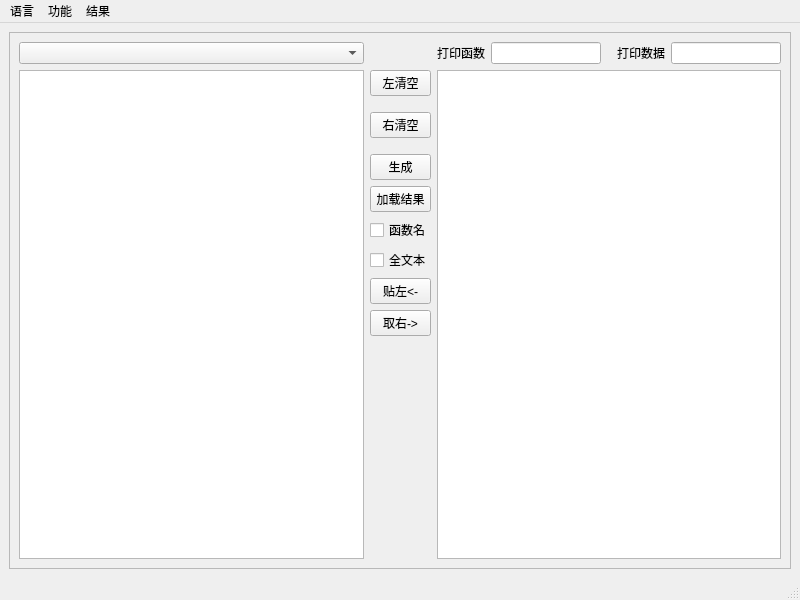
Qt form auto_c_code/codesophia.ui (yjduoduo/auto_c_code) before a commit.
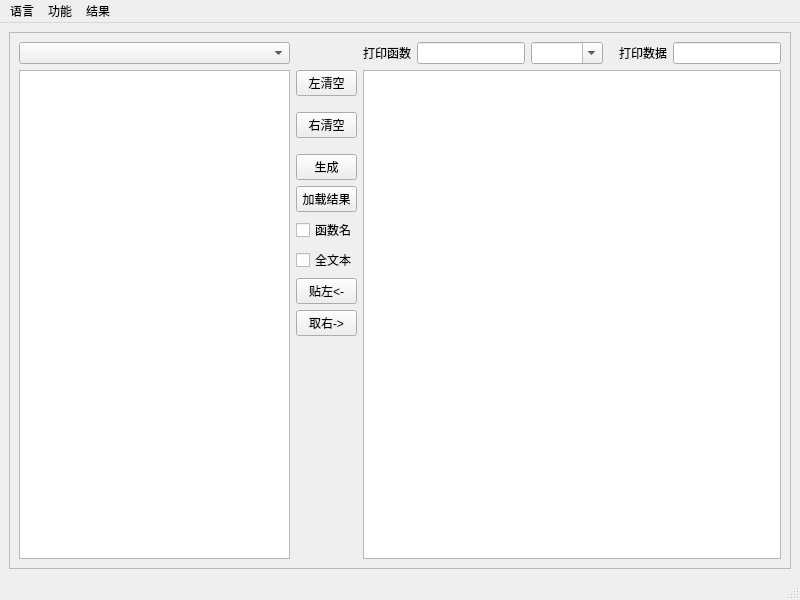
The same form after that commit.

Diff of the .ui file:
```diff
--- a/auto_c_code/codesophia.ui
+++ b/auto_c_code/codesophia.ui
@@ -238,6 +238,13 @@
          <item>
           <widget class="QLineEdit" name="lineEdit_print"/>
          </item>
+         <item>
+          <widget class="QComboBox" name="comboBox_print">
+           <property name="editable">
+            <bool>true</bool>
+           </property>
+          </widget>
+         </item>
          <item>
           <spacer name="horizontalSpacer_2">
            <property name="orientation">
```
